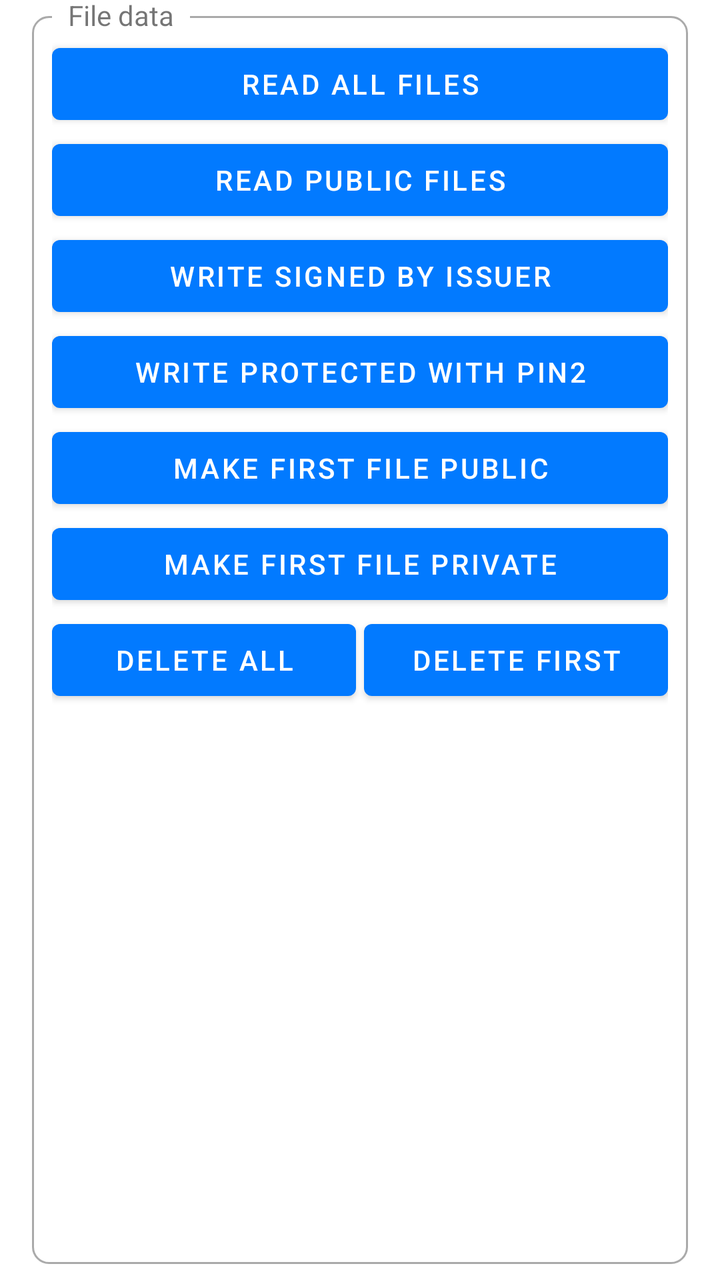
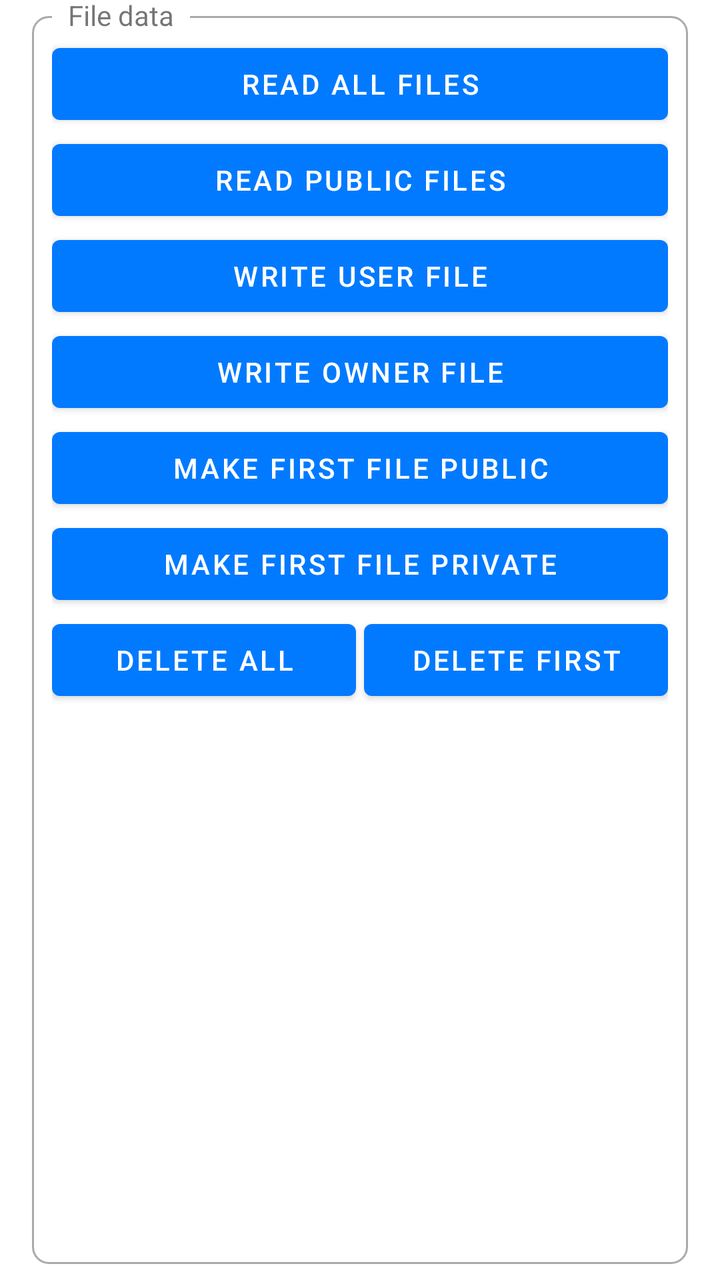

Compare the two renders of this Android layout. The source of the first and the diff that turns it into the second are given below.
<!-- AndroidManifest.xml: application theme AppTheme -->
<!-- res/layout/file_data.xml -->
<?xml version="1.0" encoding="utf-8"?>
<FrameLayout xmlns:android="http://schemas.android.com/apk/res/android"
    android:layout_width="match_parent"
    android:layout_height="wrap_content"
    android:clipToPadding="false"
    android:paddingStart="@dimen/box_padding_horizontal"
    android:paddingTop="@dimen/box_padding_vertical"
    android:paddingEnd="@dimen/box_padding_horizontal"
    android:paddingBottom="@dimen/box_padding_vertical">

    <FrameLayout
        android:layout_width="match_parent"
        android:layout_height="match_parent"
        android:background="@drawable/rounded_corner" />

    <TextView
        android:layout_width="wrap_content"
        android:layout_height="wrap_content"
        android:background="?android:windowBackground"
        android:paddingStart="8dp"
        android:paddingEnd="8dp"
        android:text="File data"
        android:translationX="10dp"
        android:translationY="-10dp" />

    <FrameLayout
        android:id="@+id/contentContainer"
        android:layout_width="match_parent"
        android:layout_height="match_parent"
        android:layout_margin="10dp">

        <LinearLayout
            android:layout_width="match_parent"
            android:layout_height="wrap_content"
            android:gravity="center"
            android:orientation="vertical">

            <Button
                android:id="@+id/btnReadAllFiles"
                android:layout_width="match_parent"
                android:layout_height="wrap_content"
                android:layout_weight="1"
                android:text="Read all files" />

            <Button
                android:id="@+id/btnReadPublicFiles"
                android:layout_width="match_parent"
                android:layout_height="wrap_content"
                android:layout_weight="1"
                android:text="Read public files" />

            <Button
                android:id="@+id/btnWriteSignedFile"
                android:layout_width="match_parent"
                android:layout_height="wrap_content"
                android:layout_weight="1"
                android:text="Write signed by issuer" />

            <Button
                android:id="@+id/btnWriteFilesWithPasscode"
                android:layout_width="match_parent"
                android:layout_height="wrap_content"
                android:layout_weight="1"
                android:text="Write protected with PIN2" />

            <Button
                android:id="@+id/btnMakeFilePublic"
                android:layout_width="match_parent"
                android:layout_height="wrap_content"
                android:layout_weight="1"
                android:text="make first file public" />


            <Button
                android:id="@+id/btnMakeFilePrivate"
                android:layout_width="match_parent"
                android:layout_height="wrap_content"
                android:layout_weight="1"
                android:text="make first file private" />

            <LinearLayout
                android:layout_width="match_parent"
                android:layout_height="wrap_content"
                android:orientation="horizontal">

                <Button
                    android:id="@+id/btnDeleteAll"
                    android:layout_width="0dp"
                    android:layout_height="wrap_content"
                    android:layout_weight="1"
                    android:text="delete all" />

                <View
                    android:layout_width="4dp"
                    android:layout_height="1dp" />

                <Button
                    android:id="@+id/btnDeleteFirst"
                    android:layout_width="0dp"
                    android:layout_height="wrap_content"
                    android:layout_weight="1"
                    android:text="delete first" />

            </LinearLayout>

        </LinearLayout>

    </FrameLayout>

</FrameLayout>
<!-- resources referenced by this layout -->
<resources>
  <dimen name="box_padding_horizontal">16dp</dimen>
  <dimen name="box_padding_vertical">8dp</dimen>
  <!-- drawable rounded_corner (drawable) -->
  <?xml version="1.0" encoding="utf-8"?>
  <shape xmlns:android="http://schemas.android.com/apk/res/android">
      <stroke
          android:width="1dp"
          android:color="@android:color/darker_gray" />
  
      <solid android:color="@android:color/transparent" />
  
      <padding
          android:bottom="5dp"
          android:left="5dp"
          android:right="5dp"
          android:top="5dp" />
  
      <corners android:radius="8dp" />
  </shape>
  <style name="AppTheme" parent="Theme.MaterialComponents.DayNight.NoActionBar">
          <item name="colorPrimary">@color/primary</item>
          <item name="colorPrimaryDark">@color/primary_dark</item>
          <item name="colorOnPrimary">@color/on_primary</item>
          <item name="colorSecondary">@color/primary</item>
      </style>
  <color name="primary">#027aff</color>
  <color name="primary_dark">#0a02ff</color>
  <color name="on_primary">#FFFFFF</color>
</resources>

<!-- the commit's change to res/layout/file_data.xml (unified diff, before → after) -->
@@ -50,18 +50,18 @@
                 android:text="Read public files" />
 
             <Button
-                android:id="@+id/btnWriteSignedFile"
+                android:id="@+id/btnWriteUserFile"
                 android:layout_width="match_parent"
                 android:layout_height="wrap_content"
                 android:layout_weight="1"
-                android:text="Write signed by issuer" />
+                android:text="Write user file" />
 
             <Button
-                android:id="@+id/btnWriteFilesWithPasscode"
+                android:id="@+id/btnWriteOwnerFile"
                 android:layout_width="match_parent"
                 android:layout_height="wrap_content"
                 android:layout_weight="1"
-                android:text="Write protected with PIN2" />
+                android:text="Write owner file" />
 
             <Button
                 android:id="@+id/btnMakeFilePublic"
